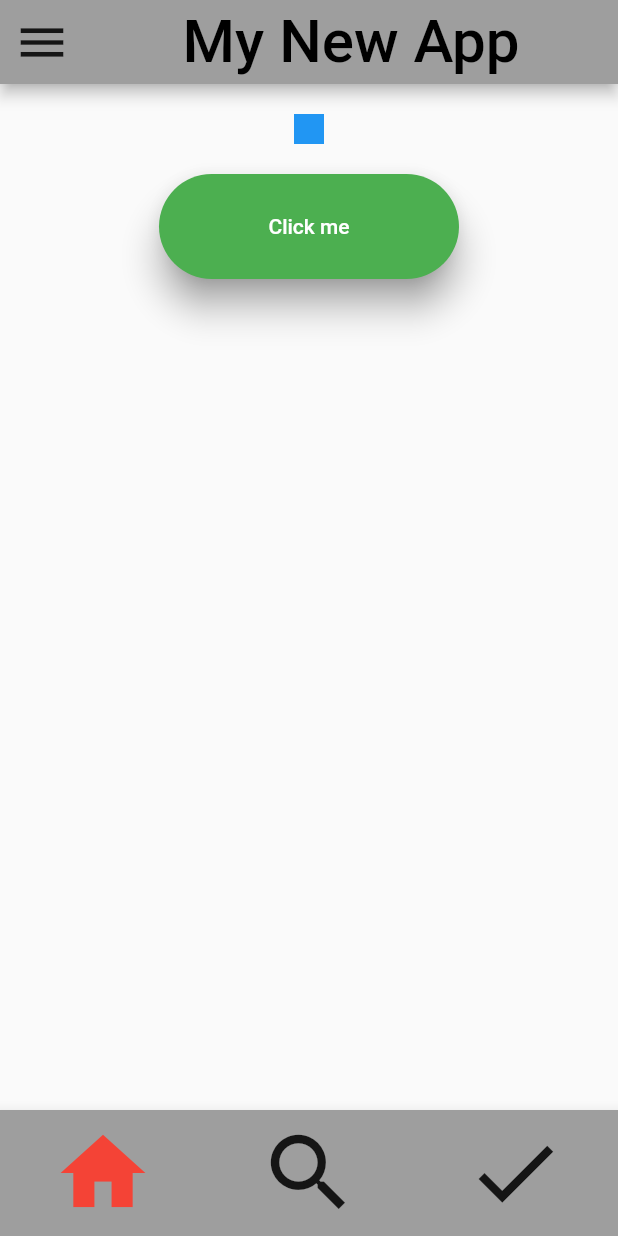
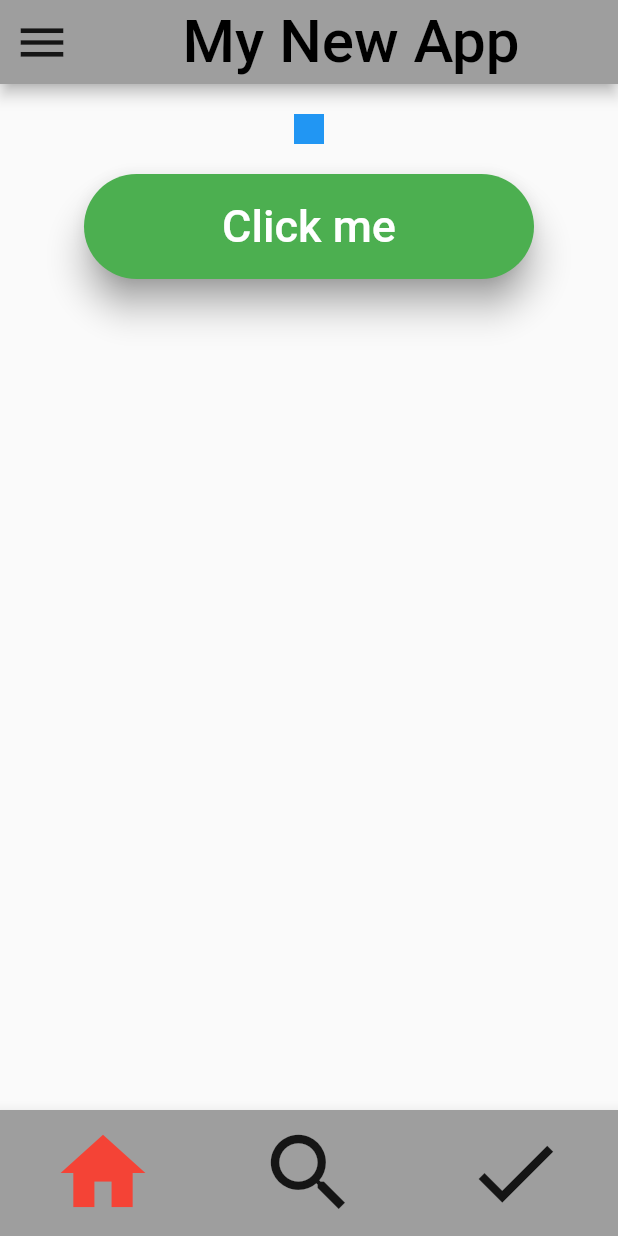
Before and after one commit to katskoru/first_project_from_figma, a Flutter app: the screen it shows after launch, on a phone screen of 412 x 824 dp. Run offline on Flutter 3.47's test engine with Material 2 defaults, Android fonts, the light colour scheme and no system bars; our stand-ins replace flutter_tabler_icons, math_expressions.

Commit message:
elevatedButtonSize

```diff
--- a/lib/screens/AnimatedContainer.dart
+++ b/lib/screens/AnimatedContainer.dart
@@ -1,6 +1,7 @@
 import 'dart:math';
 
 import 'package:flutter/material.dart';
+import 'package:project_from_figma/Widgets/text_widget.dart';
 
 class MyAnCont extends StatefulWidget {
   MyAnCont({Key? key}) : super(key: key);
@@ -25,8 +26,7 @@ class _MyAnContState extends State<MyAnCont> {
   @override
   Widget build(BuildContext context) {
     return Scaffold(
-      body: SafeArea(
-        child: Column(
+      body: Column(
         children: [
           Align(
             alignment: Alignment.center,
@@ -45,9 +45,12 @@ class _MyAnContState extends State<MyAnCont> {
           ),
           Container(
             height: 70.0,
-              width: 200.0,
+            width: 300.0,
             child: ElevatedButton(
-                  child: Text("Click me"),
+                child: MyTextWidget(
+                  text: "Click me",
+                  size: 30.0,
+                ),
                 style: ElevatedButton.styleFrom(
                     primary: _isInitialValue ? Colors.green : Colors.blue,
                     shape: StadiumBorder(),
@@ -65,7 +68,6 @@ class _MyAnContState extends State<MyAnCont> {
           )
         ],
       ),
-      ),
     );
   }
 }
```
Lines whose indentation alone changed are shown as unchanged.
